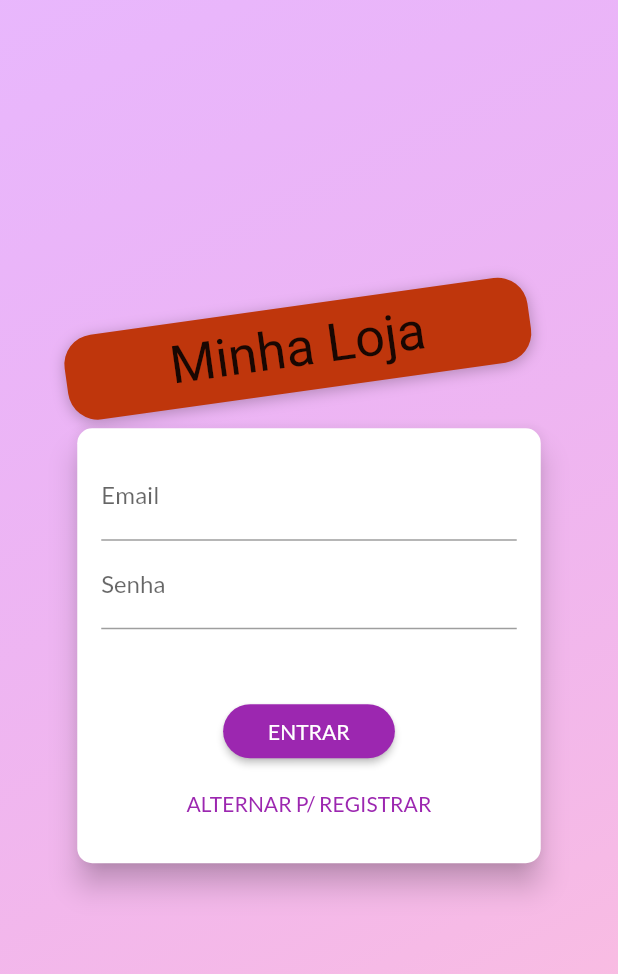
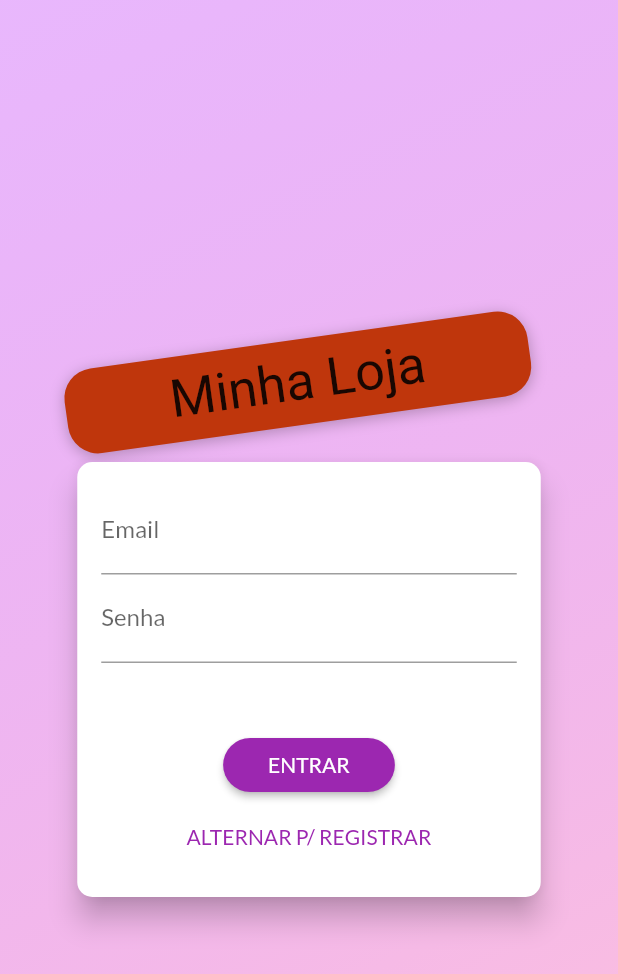
Before and after one commit to Luiz-fss/create_shop, a Flutter app: the AuthScreen screen opened directly, on a phone screen of 412 x 824 dp. Shown: the top 974 px of the screen. Run offline on Flutter 3.47's test engine with Material 2 defaults, Android fonts, the phone set to English and light mode, and no system bars; our stand-ins replace shared_preferences; accounts and stored records are empty; Roboto replaces fonts that are missing (Anton).

Commit message:
Animações

```diff
--- /dev/null
+++ b/lib/util/custom_route.dart
@@ -0,0 +1,56 @@
+import 'package:flutter/material.dart';
+
+class CustomRoute<T> extends MaterialPageRoute<T> {
+  CustomRoute({@required builder, RouteSettings settings})
+      : super(builder: builder, settings: settings);
+
+  /*sobrescrevendo o método da classe herdada(MaterialPageRoute) responsável pela
+  transição*/
+
+  @override
+  Widget buildTransitions(
+    BuildContext context,
+    Animation<double> animation,
+    Animation<double> secondaryAnimation,
+    Widget child,
+  ) {
+    //caso queria dar uma animação diferente para uma tela espeficifica
+    if(settings.name == "/nomeDaRota"){
+      return child;
+    }
+    //caso não seja a rota
+    return FadeTransition(opacity: animation,child: child,);
+
+  }
+}
+
+
+//page, forma global
+
+class CustomPageTransictionBuilder extends PageTransitionsBuilder {
+
+
+  /*sobrescrevendo o método da classe herdada(MaterialPageRoute) responsável pela
+  transição*/
+
+  @override
+  Widget buildTransitions<T>(
+      PageRoute<T> route,
+      BuildContext context,
+      Animation<double> animation,
+      Animation<double> secondaryAnimation,
+      Widget child,
+      ) {
+
+      return FadeTransition(opacity: animation,child: child,);
+
+    /*
+    //caso queria dar uma animação diferente para uma tela espeficifica
+    if(settings.name == "/nomeDaRota"){
+      return child;
+    }
+    //caso não seja a rota
+    return FadeTransition(opacity: animation,child: child,);
+    */
+      }
+}
--- a/lib/views/auth_screen.dart
+++ b/lib/views/auth_screen.dart
@@ -22,14 +22,19 @@ class AuthScreen extends StatelessWidget {
               )
             ),
           ),
-
-          Container(
+          //correção do layout da tela
+          Center(
+            child: SingleChildScrollView(
+              child: Container(
                 margin: EdgeInsets.only(bottom: 20.0),
                 width: double.infinity,
                 child: Column(
                   mainAxisAlignment: MainAxisAlignment.center,
                   crossAxisAlignment: CrossAxisAlignment.center,
                   children: <Widget>[
+                    //correção do layout da tela
+                    SizedBox(height: 45,),
+
                     Container(
                       child: Text(
                         "Minha Loja",
@@ -60,6 +65,8 @@ class AuthScreen extends StatelessWidget {
                     AuthCard()
                   ],
                 ),
+              ),
+            ),
           )
 
         ],
--- a/lib/widgets/auth_card.dart
+++ b/lib/widgets/auth_card.dart
@@ -10,10 +10,9 @@ class AuthCard extends StatefulWidget {
   _AuthCardState createState() => _AuthCardState();
 }
 
-class _AuthCardState extends State<AuthCard> {
+class _AuthCardState extends State<AuthCard>with SingleTickerProviderStateMixin {
 
   GlobalKey<FormState> _key = GlobalKey();
-
   /*Variavél que vai ajudar no controle.
   * Quando o usuário clicar em entrar os dados vão ir para o firebase
   * durante o processo, não seria viável que ele ficasse clicando repetidas vezes
@@ -29,6 +28,60 @@ class _AuthCardState extends State<AuthCard> {
   /*Atriuto que define o modo de autenticação da aplicação*/
   AuthMode _authMode = AuthMode.Login;
 
+  //variaveis de animação
+  AnimationController _controller;
+  Animation<Size> _heightAnimation;
+  Animation<double> _opacityAnimation;
+  Animation<Offset> _slideAnimation;
+
+  @override
+  void initState() {
+    // TODO: implement initState
+    super.initState();
+    _controller = AnimationController(
+      vsync: this,
+      duration: Duration(milliseconds: 300),
+    );
+
+    /*
+    Descontinuado essa animação
+    _heightAnimation = Tween(
+      begin: Size(double.infinity, 290),
+      end: Size(double.infinity, 371)
+    ).animate(
+      CurvedAnimation(
+        //quem vai controlar
+        parent: _controller,
+        //tipo de curva
+        curve: Curves.linear
+      )
+    );
+     */
+
+    _opacityAnimation = Tween(
+      begin: 0.0,
+      end: 1.0
+    ).animate(CurvedAnimation(
+      parent: _controller,
+      curve: Curves.linear
+    ));
+
+    _slideAnimation = Tween<Offset>(
+      begin: Offset(0, 1.5),
+      end: Offset(0.0, 0.0),
+    ).animate(CurvedAnimation(
+        parent: _controller,
+        curve: Curves.linear
+    ));
+
+  }
+
+
+  @override
+  void dispose() {
+    super.dispose();
+    _controller.dispose();
+  }
 
   Map<String, String> _authData={
     "email":"",
@@ -95,10 +148,12 @@ class _AuthCardState extends State<AuthCard> {
       setState(() {
         _authMode = AuthMode.SingUp;
       });
+      _controller.forward();
     }else{
       setState(() {
         _authMode = AuthMode.Login;
       });
+      _controller.reverse();
     }
   }
 
@@ -111,8 +166,11 @@ class _AuthCardState extends State<AuthCard> {
         borderRadius: BorderRadius.circular(10)
       ),
       elevation: 8.0,
-      child: Container(
+      child: AnimatedContainer(
+        duration: Duration(milliseconds: 300),
+        curve: Curves.easeIn,
         padding: EdgeInsets.all(16),
+        //height: _heightAnimation.value.height,
         height: _authMode == AuthMode.Login ? 290 : 371,
         width: deviceSize.width * 0.75,
         child: Form(
@@ -157,9 +215,18 @@ class _AuthCardState extends State<AuthCard> {
               ),
 
               //Confirmação de senha de o modo de autenticação for singup
-
-              if(_authMode == AuthMode.SingUp)
-              TextFormField(
+                AnimatedContainer(
+                  constraints: BoxConstraints(
+                    minHeight: _authMode == AuthMode.SingUp ? 60 :0,
+                    maxHeight: _authMode == AuthMode.SingUp ? 120 :0,
+                  ),
+                  duration: Duration(milliseconds: 300),
+                  curve: Curves.linear,
+                  child: FadeTransition(
+                    opacity: _opacityAnimation,
+                    child: SlideTransition(
+                      position: _slideAnimation,
+                      child: TextFormField(
                         obscureText: true,
                         keyboardType: TextInputType.emailAddress,
                         decoration: InputDecoration(
@@ -171,6 +238,9 @@ class _AuthCardState extends State<AuthCard> {
                           }
                           return null;
                         } : null,
+                      ),
+                    ),
+                  ),
                 ),
 
               Spacer(),
@@ -201,8 +271,9 @@ class _AuthCardState extends State<AuthCard> {
               )
             ],
           ),
+        ),
       )
-      ),
+
       );
   }
 }
--- a/pubspec.yaml
+++ b/pubspec.yaml
@@ -48,6 +48,8 @@ flutter:
   # assets:
   #  - images/a_dot_burr.jpeg
   #  - images/a_dot_ham.jpeg
+  assets:
+   - assets/images/product-placeholder.png
 
   # An image asset can refer to one or more resolution-specific "variants", see
   # https://flutter.dev/assets-and-images/#resolution-aware.
```
Also changed, not shown: lib/main.dart (+8 -1 lines), lib/views/product_detail_screen.dart (+40 -11 lines), lib/widgets/app_drawer.dart (+14 -3 lines), lib/widgets/orders_widget.dart (+12 -4 lines), lib/widgets/product_grid_item.dart (+9 -1 lines), assets/images/product-placeholder.png (added). Lines whose indentation alone changed are shown as unchanged.
